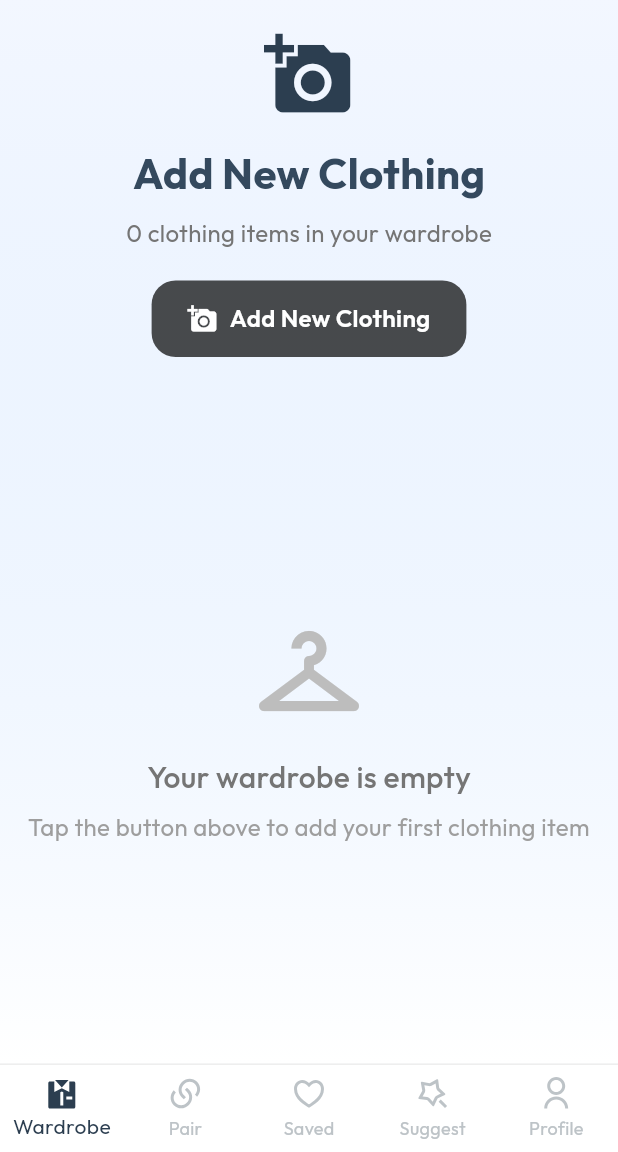
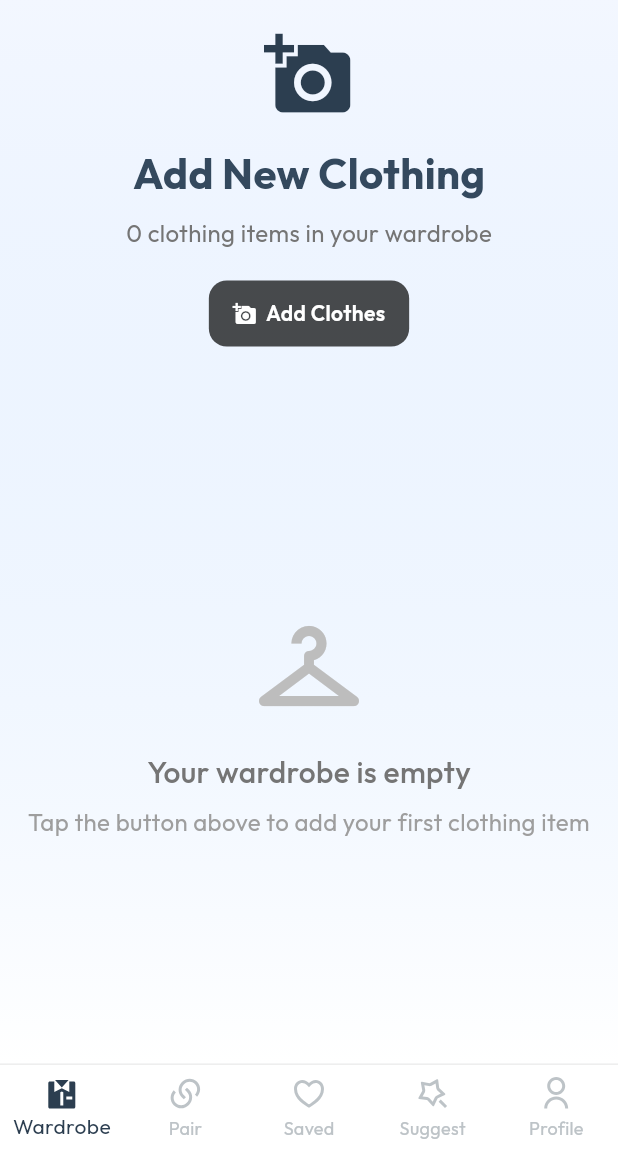
Before and after one commit to harsh-kakadiya1/StyleMe--Your-Personal-AI-Fashion-Stylist, a Flutter app: the screen it shows after launch, on a phone screen of 412 x 824 dp, the part 84-1236 px from its top. Run offline on Flutter 3.47's test engine with Material 3 defaults, Android fonts, the phone set to English and light mode, and no system bars; our stand-ins replace flutter_remix, google_fonts, image_picker, shared_preferences; Roboto replaces fonts that are missing (Prata).

```diff
--- a/lib/screens/add_clothes_screen.dart
+++ b/lib/screens/add_clothes_screen.dart
@@ -171,6 +171,10 @@ class _AddClothesScreenState extends State<AddClothesScreen> {
               ],
             ),
           ),
+          child: CustomScrollView(
+            slivers: [
+              // Header section and button as part of scrollable content
+              SliverToBoxAdapter(
                 child: Column(
                   children: [
                     // Header section
@@ -194,7 +198,10 @@ class _AddClothesScreenState extends State<AddClothesScreen> {
                           const SizedBox(height: 8),
                           Text(
                             '${clothingItems.length} clothing items in your wardrobe',
-                      style: TextStyle(fontSize: 16, color: Colors.grey[600]),
+                            style: TextStyle(
+                              fontSize: 16,
+                              color: Colors.grey[600],
+                            ),
                           ),
                         ],
                       ),
@@ -207,24 +214,28 @@ class _AddClothesScreenState extends State<AddClothesScreen> {
                         onTap: _addNewClothing,
                         child: Container(
                           padding: const EdgeInsets.symmetric(
-                      horizontal: 24,
-                      vertical: 14,
+                            horizontal: 16,
+                            vertical: 12,
                           ),
                           decoration: BoxDecoration(
                             color: Colors.black.withValues(alpha: 0.7),
-                      borderRadius: BorderRadius.circular(16),
+                            borderRadius: BorderRadius.circular(12),
                           ),
                           child: Row(
                             mainAxisSize: MainAxisSize.min,
                             mainAxisAlignment: MainAxisAlignment.center,
                             children: [
-                        Icon(Icons.add_a_photo, color: Colors.white, size: 20),
-                        const SizedBox(width: 8),
+                              Icon(
+                                Icons.add_a_photo,
+                                color: Colors.white,
+                                size: 16,
+                              ),
+                              const SizedBox(width: 6),
                               Text(
-                          'Add New Clothing',
+                                'Add Clothes',
                                 style: TextStyle(
                                   color: Colors.white,
-                            fontSize: 16,
+                                  fontSize: 14,
                                   fontWeight: FontWeight.w600,
                                 ),
                               ),
@@ -235,12 +246,27 @@ class _AddClothesScreenState extends State<AddClothesScreen> {
                     ),
 
                     const SizedBox(height: 24),
+                  ],
+                ),
+              ),
 
               // Clothing items grid
-              Expanded(
-                child: clothingItems.isEmpty
-                    ? _buildEmptyState()
-                    : _buildClothingGrid(clothingItems),
+              clothingItems.isEmpty
+                  ? SliverFillRemaining(child: _buildEmptyState())
+                  : SliverPadding(
+                      padding: const EdgeInsets.symmetric(horizontal: 20),
+                      sliver: SliverGrid(
+                        gridDelegate:
+                            const SliverGridDelegateWithFixedCrossAxisCount(
+                              crossAxisCount: 2,
+                              crossAxisSpacing: 16,
+                              mainAxisSpacing: 16,
+                              childAspectRatio: 0.8,
+                            ),
+                        delegate: SliverChildBuilderDelegate((context, index) {
+                          return _buildClothingCard(clothingItems[index]);
+                        }, childCount: clothingItems.length),
+                      ),
                     ),
             ],
           ),
@@ -272,22 +298,6 @@ class _AddClothesScreenState extends State<AddClothesScreen> {
           ),
         ],
       ),
-    );
-  }
-
-  Widget _buildClothingGrid(List<ClothingItem> clothingItems) {
-    return GridView.builder(
-      padding: const EdgeInsets.symmetric(horizontal: 20),
-      gridDelegate: const SliverGridDelegateWithFixedCrossAxisCount(
-        crossAxisCount: 2,
-        crossAxisSpacing: 16,
-        mainAxisSpacing: 16,
-        childAspectRatio: 0.8,
-      ),
-      itemCount: clothingItems.length,
-      itemBuilder: (context, index) {
-        return _buildClothingCard(clothingItems[index]);
-      },
     );
   }
 
```
Also changed, not shown: lib/screens/make_pair_screen.dart (+6 -6 lines). Lines whose indentation alone changed are shown as unchanged.
